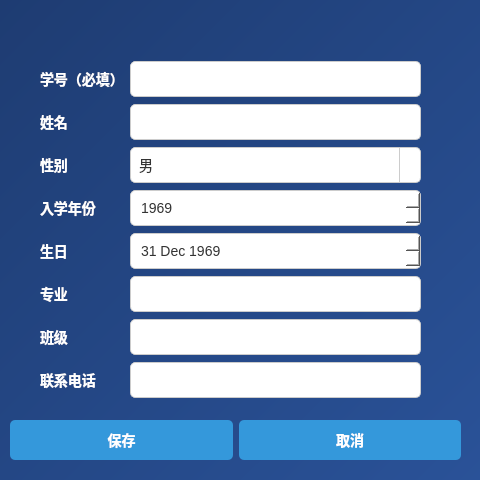
The window that dialog_addstu.ui (Mrlaolu/QtStudentDatabase) describes before a commit, drawn with Qt 5.
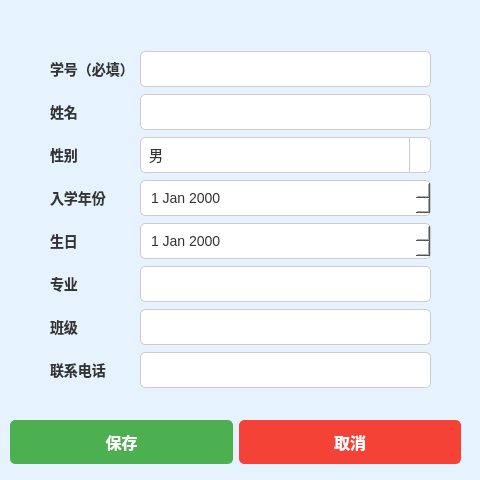
The same window after the commit. Icons and pictures are not drawn.

Patch:
```diff
--- a/dialog_addstu.ui
+++ b/dialog_addstu.ui
@@ -14,16 +14,16 @@
    <string>增加学生</string>
   </property>
   <property name="styleSheet">
-   <string notr="true">
+   <string>
       QDialog {
-        background: qlineargradient(x1:0, y1:0, x2:1, y2:1, stop:0 #1e3c72, stop:1 #2a5298);
-        color: white;
+        background-color: #e6f3ff;
+        font-family: &quot;Segoe UI&quot;, sans-serif;
       }
 
       QLabel {
         font-size: 14px;
         font-weight: bold;
-        color: white;
+        color: #333;
       }
 
       QLineEdit, QComboBox, QDateEdit {
@@ -40,13 +40,14 @@
       }
 
       QPushButton {
-        background-color: #3498db;
+        background-color: #4CAF50;
         color: white;
-        font-size: 14px;
+        font-size: 16px;
         font-weight: bold;
         border-radius: 5px;
         padding: 10px 20px;
-        border: none;
+        border: 1px solid #4CAF50;
+        min-width: 100px;
       }
 
       QPushButton:hover {
@@ -83,7 +84,7 @@
 
       QCheckBox {
         font-size: 14px;
-        color: white;
+        color: #333;
       }
 
       QDateEdit {
@@ -101,7 +102,7 @@
      <x>10</x>
      <y>420</y>
      <width>451</width>
-     <height>40</height>
+     <height>44</height>
     </rect>
    </property>
    <layout class="QHBoxLayout" name="horizontalLayout">
@@ -114,6 +115,26 @@
     </item>
     <item>
      <widget class="QPushButton" name="pushButton_cancel">
+      <property name="styleSheet">
+       <string notr="true">
+         QPushButton {
+            background-color: #f44336;
+            color: white;
+            font-size: 16px;
+            font-weight: bold;
+            border-radius: 5px;
+            padding: 10px 20px;
+            border: 1px solid #f44336;
+            min-width: 100px;
+         }
+         QPushButton:hover {
+            background-color: #e53935;
+         }
+         QPushButton:pressed {
+            background-color: #d32f2f;
+         }
+       </string>
+      </property>
       <property name="text">
        <string>取消</string>
       </property>
@@ -124,8 +145,8 @@
   <widget class="QWidget" name="layoutWidget">
    <property name="geometry">
     <rect>
-     <x>40</x>
-     <y>60</y>
+     <x>50</x>
+     <y>50</y>
      <width>381</width>
      <height>342</height>
     </rect>
@@ -179,16 +200,6 @@
         <height>35</height>
        </size>
       </property>
-      <property name="dateTime">
-       <datetime>
-        <hour>0</hour>
-        <minute>0</minute>
-        <second>0</second>
-        <year>1969</year>
-        <month>12</month>
-        <day>31</day>
-       </datetime>
-      </property>
      </widget>
     </item>
     <item row="7" column="2">
@@ -216,32 +227,6 @@
         <height>35</height>
        </size>
       </property>
-      <property name="dateTime">
-       <datetime>
-        <hour>0</hour>
-        <minute>0</minute>
-        <second>0</second>
-        <year>1969</year>
-        <month>12</month>
-        <day>29</day>
-       </datetime>
-      </property>
-      <property name="maximumDate">
-       <date>
-        <year>9998</year>
-        <month>12</month>
-        <day>31</day>
-       </date>
-      </property>
-      <property name="currentSection">
-       <enum>QDateTimeEdit::Section::YearSection</enum>
-      </property>
-      <property name="displayFormat">
-       <string>yyyy</string>
-      </property>
-      <property name="currentSectionIndex">
-       <number>0</number>
-      </property>
      </widget>
     </item>
     <item row="4" column="0">
```
Left out of the diff: 4 changed lines with no effect on the pictures.
